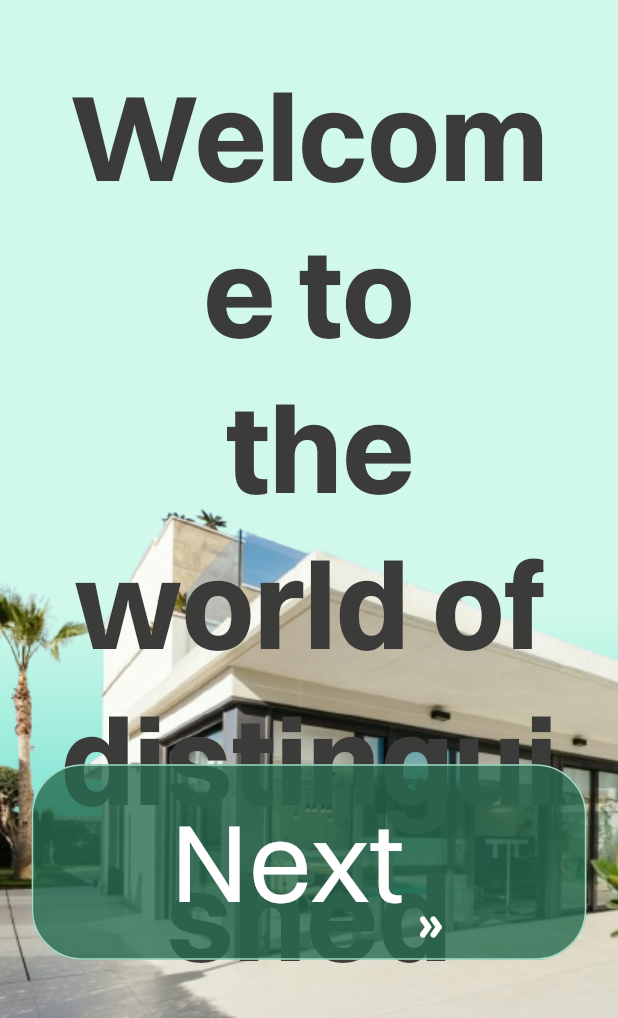
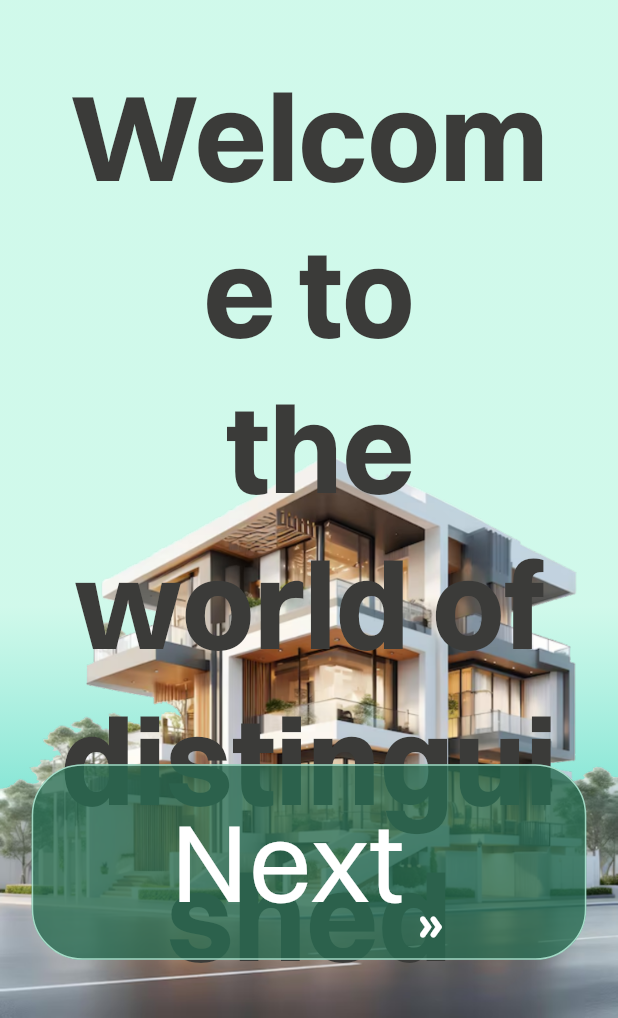
Before and after one commit to opadaMaljondi/nova_flutter, a Flutter app: the screen it shows after launch, on a phone screen of 412 x 824 dp, the part 218-1236 px from its top. Run offline on Flutter 3.47's test engine with Material 3 defaults, Android fonts, the phone set to English and light mode, and no system bars; our stand-ins replace bloc, carousel_slider, country_picker, dartz, dotted_border, dropdown_button2 and 21 more; missing offline and left inert: datepicker_dropdown, otpless_flutter; accounts and stored records are empty.

Commit message:
♻️ change onboarding_screen images
✅ Done

```diff
--- a/lib/core/constants/app_assets.dart
+++ b/lib/core/constants/app_assets.dart
@@ -3,7 +3,8 @@ abstract class AppAssets {
   static const String rootImages = "assets/images";
   static const String image = "$rootImages/image.jpg";
   static const String logo = "$rootImages/logo.png";
-  static const String estate = "$rootImages/estate.png";
+  static const String onboarding1 = "$rootImages/onboarding1.png";
+  static const String onboarding2 = "$rootImages/onboarding2.png";
   static const String estate1 = "$rootImages/estate1.png";
   static const String broker = "$rootImages/broker.png";
   static const String registration = "$rootImages/registration.png";
--- a/lib/features/auth/presentation/screens/onboarding_screen.dart
+++ b/lib/features/auth/presentation/screens/onboarding_screen.dart
@@ -49,7 +49,8 @@ class _OnboardingScreenState extends State<OnboardingScreen> {
                       Positioned(
                         bottom: 0,
                         child: Image.asset(
-                          AppAssets.estate,
+                          AppAssets.onboarding1,
+                          width: 1.sw,
                         ),
                       ),
                       Column(
@@ -87,7 +88,8 @@ class _OnboardingScreenState extends State<OnboardingScreen> {
                       Positioned(
                         bottom: 0,
                         child: Image.asset(
-                          AppAssets.estate,
+                          AppAssets.onboarding2,
+                          width: 1.sw,
                         ),
                       ),
                       Column(
--- a/lib/features/main/presentation/widgets/property_carousel_slider.dart
+++ b/lib/features/main/presentation/widgets/property_carousel_slider.dart
@@ -19,9 +19,9 @@ class _PropertyCarouselSliderState extends State<PropertyCarouselSlider> {
   late CarouselSliderController controller;
   List<String> items = [
     AppAssets.estate1,
-    AppAssets.estate,
+    AppAssets.onboarding1,
     AppAssets.estate1,
-    AppAssets.estate,
+    AppAssets.onboarding1,
     AppAssets.estate1,
   ];
 
```
Also changed, not shown: assets/images/estate.png (deleted), assets/images/onboarding1.png (added), assets/images/onboarding2.png (added).
